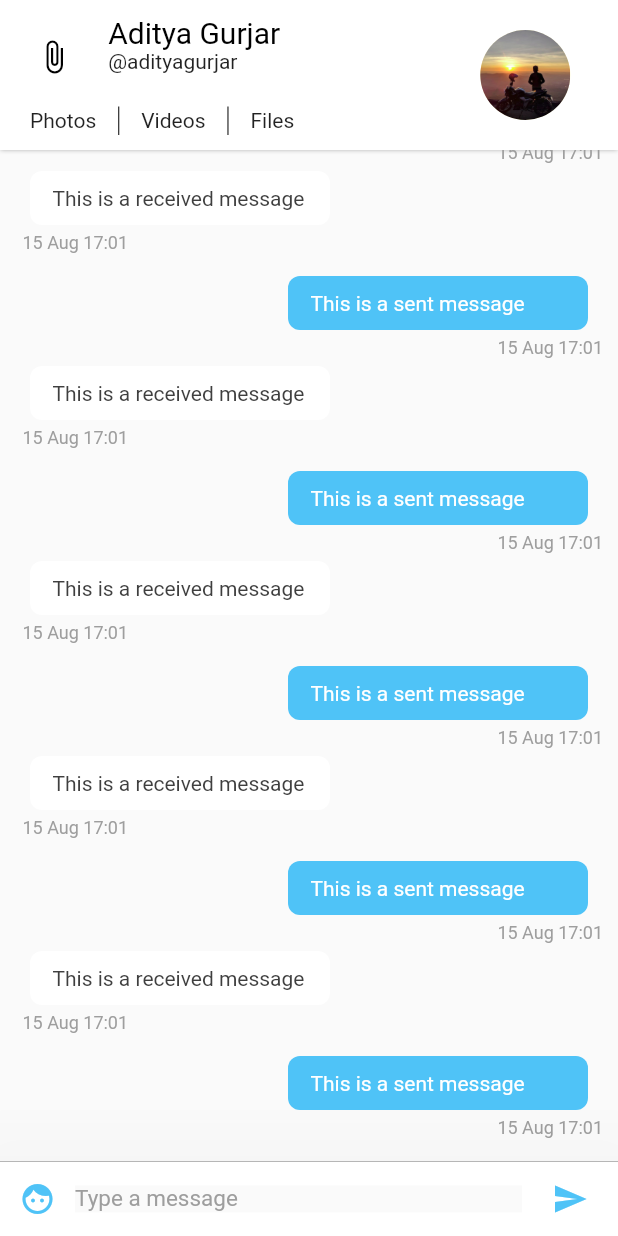
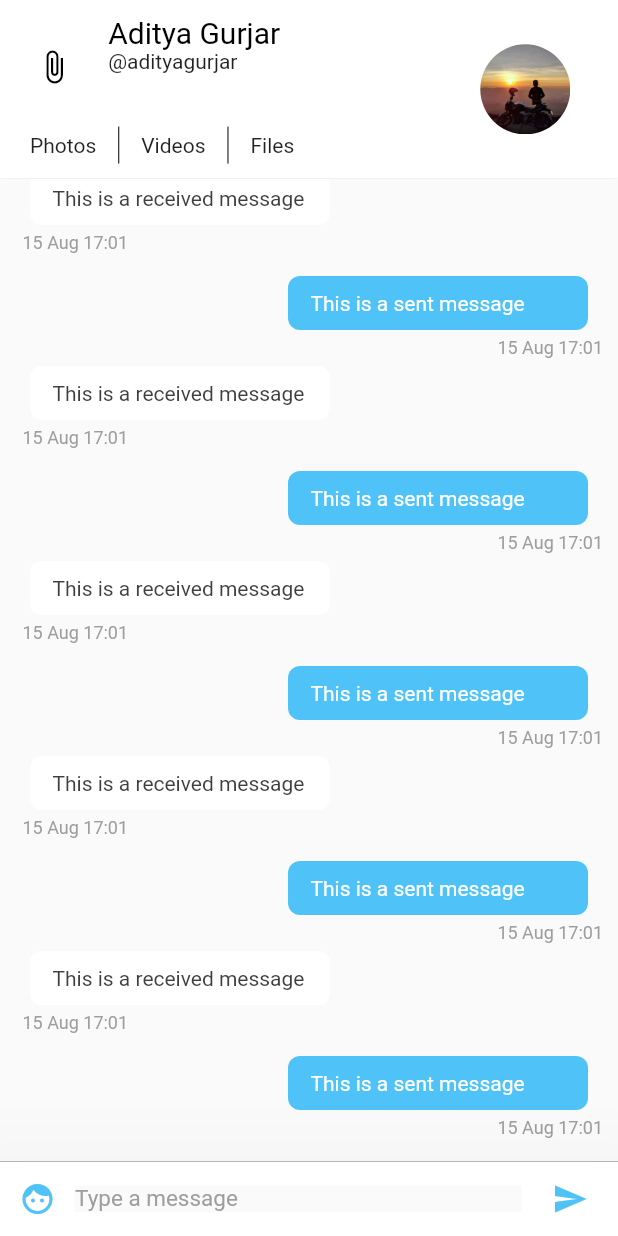
Before and after one commit to sagar15795/Messio, a Flutter app: the screen it shows after launch, on a phone screen of 412 x 824 dp. Run offline on Flutter 3.47's test engine with Material 2 defaults, Android fonts, the phone set to English and light mode, and no system bars; missing offline and left inert: rubber.

```diff
--- a/lib/pages/ConversationPage.dart
+++ b/lib/pages/ConversationPage.dart
@@ -1,9 +1,7 @@
 import 'package:flutter/material.dart';
 import 'package:messio/config/Palette.dart';
-import 'package:messio/pages/ConversationBottomSheet.dart';
 import 'package:messio/widgets/ChatAppBar.dart';
 import 'package:messio/widgets/ChatListWidget.dart';
-import 'package:messio/widgets/InputWidget.dart';
 
 class ConversationPage extends StatefulWidget {
   @override
@@ -13,32 +11,17 @@ class ConversationPage extends StatefulWidget {
 }
 
 class _ConversationPageState extends State<ConversationPage> {
-  final GlobalKey<ScaffoldState> _scaffoldKey = new GlobalKey<ScaffoldState>();
 
   @override
   Widget build(BuildContext context) {
-    return SafeArea(
-        child: Scaffold(
-            key: _scaffoldKey,
-            appBar: ChatAppBar(), // Custom app bar for chat screen
-            body: Container(
-                color: Palette.chatBackgroundColor,
-                child: Stack(children: <Widget>[
-                  Column(
-                    children: <Widget>[
-                      ChatListWidget(),
-                      GestureDetector(
-                          child: InputWidget(),
-                          onPanUpdate: (details) {
-                            if (details.delta.dy < 0) {
-                              _scaffoldKey.currentState.showBottomSheet<Null>(
-                                      (BuildContext context) {
-                                    return ConversationBottomSheet();
-                                  });
-                            }
-                          })
-                    ],
-                  ),
-                ]))));
+    return Column(children: <Widget>[
+      Expanded(flex: 2, child: ChatAppBar()), // Custom app bar for chat screen
+      Expanded(
+          flex: 11,
+          child: Container(
+            color: Palette.chatBackgroundColor,
+            child: ChatListWidget(),
+          ))
+    ]);
   }
 }
--- a/lib/pages/ConversationPageSlide.dart
+++ b/lib/pages/ConversationPageSlide.dart
@@ -1,6 +1,7 @@
-
+import 'package:messio/widgets/InputWidget.dart';
 import 'package:flutter/material.dart';
 import 'package:rubber/rubber.dart';
+import 'ConversationBottomSheet.dart';
 import 'ConversationPage.dart';
 
 class ConversationPageSlide extends StatefulWidget {
@@ -13,7 +14,7 @@ class ConversationPageSlide extends StatefulWidget {
 
 class _ConversationPageSlideState extends State<ConversationPageSlide> with SingleTickerProviderStateMixin {
   var controller;
-
+  final GlobalKey<ScaffoldState> _scaffoldKey = new GlobalKey<ScaffoldState>();
   @override
   void initState() {
     controller = RubberAnimationController(
@@ -25,13 +26,32 @@ class _ConversationPageSlideState extends State<ConversationPageSlide> with Sing
   @override
   Widget build(BuildContext context) {
 
-    return PageView(
-      children: <Widget>[
-        ConversationPage(),
-        ConversationPage(),
-        ConversationPage()
-      ],
-    );
+    return SafeArea(
+        child: Scaffold(
+            key: _scaffoldKey,
+            body: Column(
+              children: <Widget>[
+                Expanded(
+                    child: PageView(
+                      children: <Widget>[
+                        ConversationPage(),
+                        ConversationPage(),
+                        ConversationPage()
+                      ],
+                    )),
+                Container(
+                    child: GestureDetector(
+                        child: InputWidget(),
+                        onPanUpdate: (details) {
+                          if (details.delta.dy < 0) {
+                            _scaffoldKey.currentState
+                                .showBottomSheet<Null>((BuildContext context) {
+                              return ConversationBottomSheet();
+                            });
+                          }
+                        }))
+              ],
+            )));
 
   }
 }
--- a/lib/widgets/ChatListWidget.dart
+++ b/lib/widgets/ChatListWidget.dart
@@ -8,13 +8,12 @@ class ChatListWidget extends StatelessWidget{
   @override
   Widget build(BuildContext context) {
     // TODO: implement build
-    return Flexible(
-        child: ListView.builder(
+    return ListView.builder(
           padding: EdgeInsets.all(10.0),
           itemBuilder: (context, index) => ChatItemWidget(index),
           itemCount: 20,
           reverse: true,
           controller: listScrollController,
-        ));
+        );
   }
 }
```
Also changed, not shown: lib/pages/ConversationBottomSheet.dart (+18 -4 lines), 4 other files.
